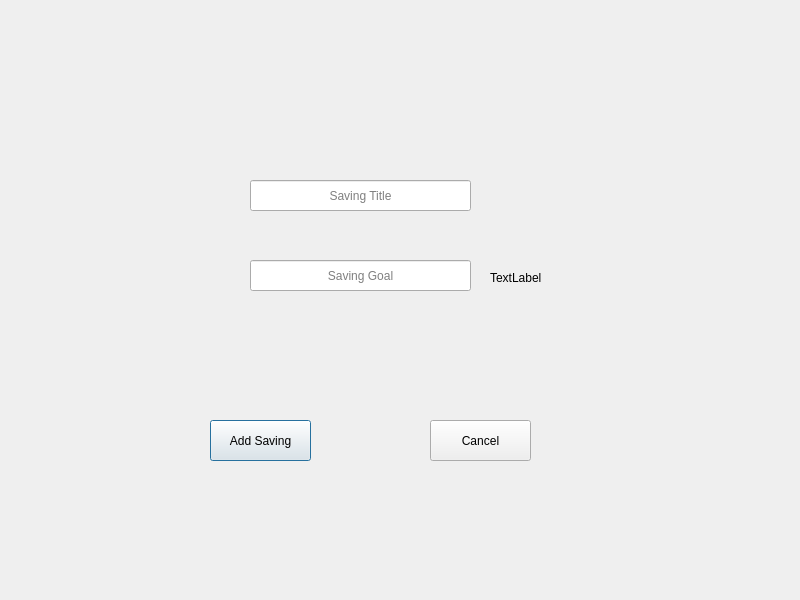
This is 3_Solution/CleverClient/addsavingdialog.ui in georgecpp/CleverPocket as Qt 5 draws it before an edit. The edited form follows.
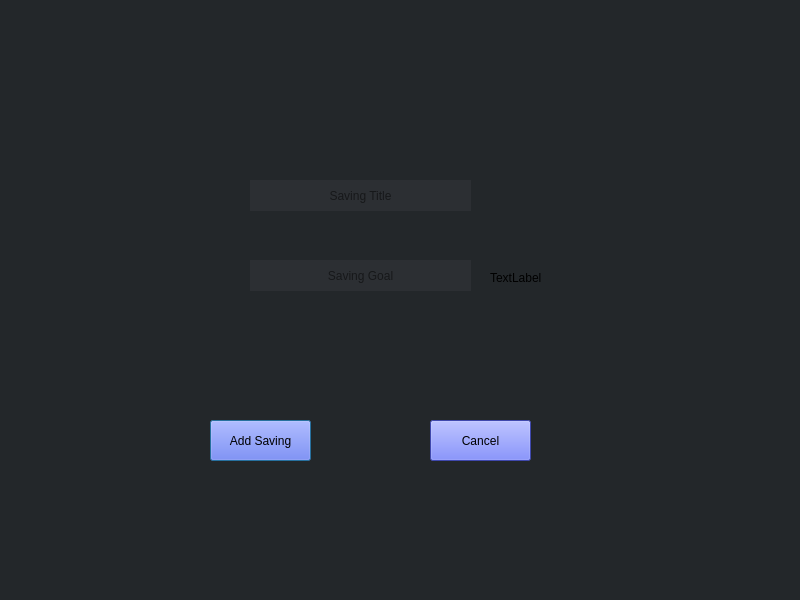
This is the edited form.

Diff of the .ui file:
```diff
--- a/3_Solution/CleverClient/addsavingdialog.ui
+++ b/3_Solution/CleverClient/addsavingdialog.ui
@@ -13,6 +13,11 @@
   <property name="windowTitle">
    <string>AddSavingDialog</string>
   </property>
+  <property name="styleSheet">
+   <string notr="true">background-color:rgb(35, 39, 42);
+
+</string>
+  </property>
   <widget class="QLineEdit" name="savingTitleLineEdit">
    <property name="geometry">
     <rect>
@@ -22,6 +27,13 @@
      <height>31</height>
     </rect>
    </property>
+   <property name="styleSheet">
+    <string notr="true">QLineEdit[text]{
+color: white;}
+QLineEdit{
+background-color: rgb(44, 47, 51);
+border:none;}</string>
+   </property>
    <property name="alignment">
     <set>Qt::AlignCenter</set>
    </property>
@@ -38,6 +50,13 @@
      <height>31</height>
     </rect>
    </property>
+   <property name="styleSheet">
+    <string notr="true">QLineEdit[text]{
+color: white;}
+QLineEdit{
+background-color: rgb(44, 47, 51);
+border:none;}</string>
+   </property>
    <property name="alignment">
     <set>Qt::AlignCenter</set>
    </property>
@@ -54,6 +73,13 @@
      <height>16</height>
     </rect>
    </property>
+   <property name="styleSheet">
+    <string notr="true">QLabel[text]{
+color: white;}
+QLabel{
+background-color:rgb(35, 39, 42);
+border:none;}</string>
+   </property>
    <property name="text">
     <string>TextLabel</string>
    </property>
@@ -67,6 +93,22 @@
      <height>41</height>
     </rect>
    </property>
+   <property name="styleSheet">
+    <string notr="true">
+QPushButton {
+     background-color: rgb(88, 101, 242);
+ }
+ QPushButton#pushButton:pressed {
+   	background-color: rgb(88, 157, 242); 
+ }
+ QPushButton#pushButton:hover {
+     
+	background-color: rgb(88, 157, 242);
+ }
+ QPushButton[text] {
+    color:white;
+ }</string>
+   </property>
    <property name="text">
     <string>Add Saving</string>
    </property>
@@ -80,6 +122,22 @@
      <height>41</height>
     </rect>
    </property>
+   <property name="styleSheet">
+    <string notr="true">
+QPushButton {
+     background-color: rgb(88, 101, 242);
+ }
+ QPushButton#pushButton:pressed {
+   	background-color: rgb(88, 157, 242); 
+ }
+ QPushButton#pushButton:hover {
+     
+	background-color: rgb(88, 157, 242);
+ }
+ QPushButton[text] {
+    color:white;
+ }</string>
+   </property>
    <property name="text">
     <string>Cancel</string>
    </property>
```
